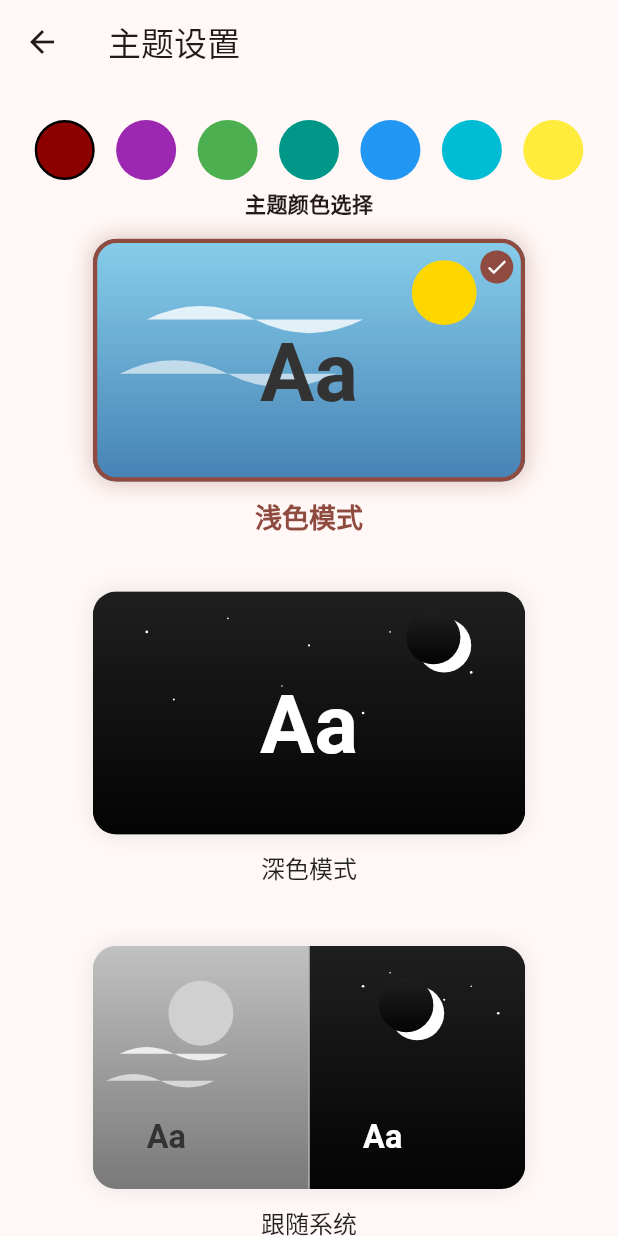
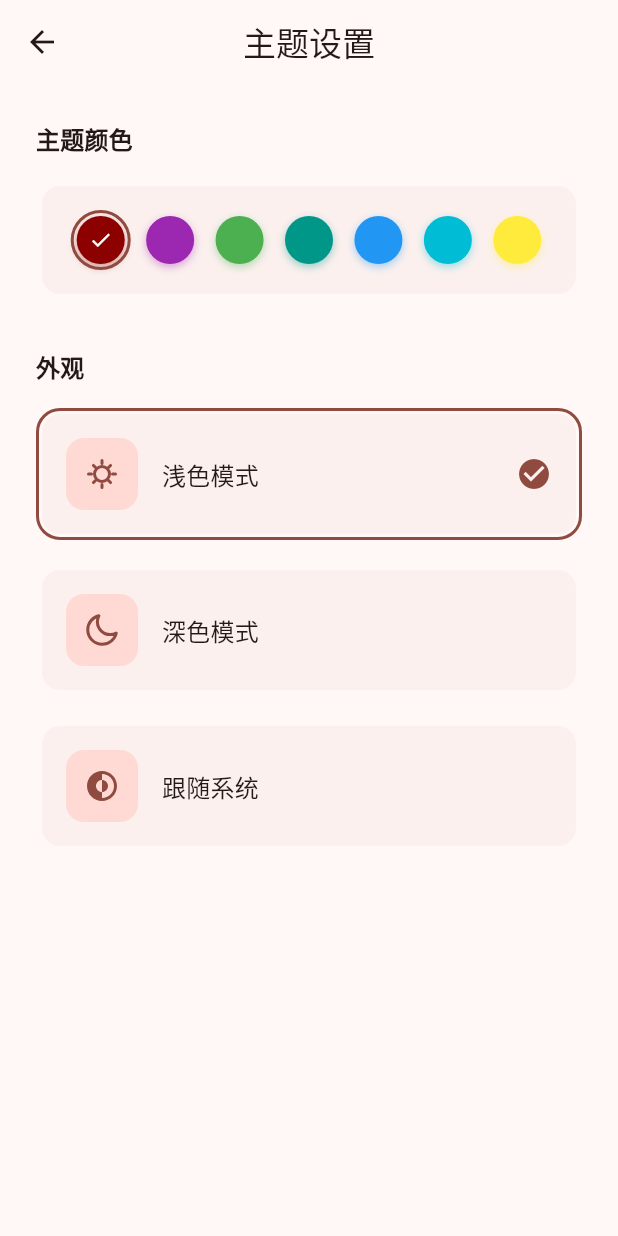
Before and after one commit to VariantConst/Marchkov-Helper, a Flutter app: the ThemeSettingsPage screen opened directly, on a phone screen of 412 x 824 dp. Run offline on Flutter 3.47's test engine with Material 3 defaults, Android fonts, the phone set to English and light mode, and no system bars; our stand-ins replace cookie_jar, fl_chart, flutter_svg, package_info_plus, qr_flutter, shared_preferences and 1 more; accounts and stored records are empty.

Commit message:
feat(assets): update theme mode SVG icons and version

```diff
--- a/lib/providers/theme_provider.dart
+++ b/lib/providers/theme_provider.dart
@@ -17,7 +17,8 @@ class ThemeProvider with ChangeNotifier {
     SharedPreferences prefs = await SharedPreferences.getInstance();
     String? themeModeString = prefs.getString('themeMode');
     if (themeModeString != null) {
-      _themeMode = ThemeMode.values.firstWhere((e) => e.toString() == themeModeString);
+      _themeMode =
+          ThemeMode.values.firstWhere((e) => e.toString() == themeModeString);
       notifyListeners();
     }
   }
--- a/lib/screens/login/login_page.dart
+++ b/lib/screens/login/login_page.dart
@@ -3,8 +3,6 @@ import 'package:provider/provider.dart';
 import '../../providers/auth_provider.dart';
 import './username_field.dart';
 import './password_field.dart';
-// 删除未使用的导入
-// import './terms_checkbox.dart';
 import '../main/main_page.dart';
 import '../../widgets/error_dialog.dart';
 
--- a/lib/screens/ride/ride_page.dart
+++ b/lib/screens/ride/ride_page.dart
@@ -38,7 +38,7 @@ class RidePageState extends State<RidePage> with AutomaticKeepAliveClientMixin {
   // 添加 PageController 属性
   late PageController _pageController;
 
-  // 添加一个加载状��变量
+  // 添加一个加载状态变量
   bool _isLoading = true;
 
   // 添加新的属性
--- a/lib/screens/settings/theme_settings_page.dart
+++ b/lib/screens/settings/theme_settings_page.dart
@@ -1,7 +1,8 @@
 import 'package:flutter/material.dart';
-import 'package:flutter_svg/flutter_svg.dart';
 import 'package:provider/provider.dart';
 import '../../providers/theme_provider.dart';
+import 'package:flutter_svg/flutter_svg.dart';
+import 'package:flutter/services.dart';
 
 class ThemeSettingsPage extends StatelessWidget {
   @override
@@ -10,37 +11,44 @@ class ThemeSettingsPage extends StatelessWidget {
 
     return Scaffold(
       appBar: AppBar(
-        title: Text('主题设置'),
-        elevation: 0,
+        title: Text(
+          '主题设置',
+          style: Theme.of(context).textTheme.titleLarge,
         ),
-      body: Center(
-        child: SingleChildScrollView(
+        centerTitle: true,
+        surfaceTintColor: Colors.transparent,
+      ),
+      body: SafeArea(
+        child: CustomScrollView(
+          slivers: [
+            SliverToBoxAdapter(
               child: Padding(
-            padding: EdgeInsets.symmetric(horizontal: 16.0, vertical: 24.0),
+                padding: EdgeInsets.all(24.0),
                 child: Column(
-              mainAxisAlignment: MainAxisAlignment.center,
+                  crossAxisAlignment: CrossAxisAlignment.start,
                   children: [
-                _buildColorOption(context, themeProvider),
-                SizedBox(height: 5), // Spacing after color selection
                     Text(
-                  '主题颜色选择',
-                  style: TextStyle(
-                    fontSize: 14,
+                      '主题颜色',
+                      style: Theme.of(context).textTheme.titleMedium?.copyWith(
                             fontWeight: FontWeight.bold,
                           ),
                     ),
-                SizedBox(height: 6), // Increased spacing before theme options
-                _buildThemeOption(context, '浅色模式', 'assets/day_mode.svg',
-                    ThemeMode.light, themeProvider),
-                SizedBox(height: 20),
-                _buildThemeOption(context, '深色模式', 'assets/night_mode.svg',
-                    ThemeMode.dark, themeProvider),
-                SizedBox(height: 24),
-                _buildThemeOption(context, '跟随系统', 'assets/auto_mode.svg',
-                    ThemeMode.system, themeProvider),
+                    SizedBox(height: 16),
+                    _buildColorOption(context, themeProvider),
+                    SizedBox(height: 32),
+                    Text(
+                      '外观',
+                      style: Theme.of(context).textTheme.titleMedium?.copyWith(
+                            fontWeight: FontWeight.bold,
+                          ),
+                    ),
+                    SizedBox(height: 16),
+                    _buildThemeOptions(context, themeProvider),
                   ],
                 ),
               ),
+            ),
+          ],
         ),
       ),
     );
@@ -58,183 +66,185 @@ class ThemeSettingsPage extends StatelessWidget {
       Colors.yellow,
     ];
 
-    return Row(
+    return Card(
+      elevation: 0,
+      color: Theme.of(context)
+          .colorScheme
+          .surfaceContainerHighest
+          .withOpacity(0.3),
+      child: Padding(
+        padding: EdgeInsets.all(16.0),
+        child: Row(
           mainAxisAlignment: MainAxisAlignment.spaceAround,
           children: colors.map((color) {
-        return GestureDetector(
+            final isSelected = themeProvider.selectedColor == color;
+            return Stack(
+              children: [
+                Material(
+                  color: Colors.transparent,
+                  child: InkWell(
+                    borderRadius: BorderRadius.circular(24),
                     onTap: () {
+                      HapticFeedback.selectionClick(); // 添加震动反馈
                       themeProvider.setSelectedColor(color);
                     },
+                    child: Padding(
+                      padding: EdgeInsets.all(4),
                       child: Container(
-            width: 40,
-            height: 40,
+                        width: 32,
+                        height: 32,
                         decoration: BoxDecoration(
                           color: color,
                           shape: BoxShape.circle,
-              border: Border.all(
-                color: themeProvider.selectedColor == color ? Colors.black : Colors.transparent,
-                width: 1.6,
+                          boxShadow: [
+                            BoxShadow(
+                              color: color.withOpacity(0.4),
+                              blurRadius: 4,
+                              offset: Offset(0, 2),
+                            ),
+                          ],
+                        ),
+                        child: isSelected
+                            ? Icon(
+                                Icons.check,
+                                size: 16,
+                                color: Colors.white,
+                              )
+                            : null,
                       ),
                     ),
                   ),
+                ),
+                if (isSelected)
+                  Positioned.fill(
+                    child: AnimatedContainer(
+                      duration: Duration(milliseconds: 200),
+                      decoration: BoxDecoration(
+                        shape: BoxShape.circle,
+                        border: Border.all(
+                          color: Theme.of(context).colorScheme.primary,
+                          width: 2,
+                        ),
+                      ),
+                    ),
+                  ),
+              ],
             );
           }).toList(),
+        ),
+      ),
     );
   }
 
-  Widget _buildThemeOption(BuildContext context, String title, String svgPath,
+  Widget _buildThemeOptions(BuildContext context, ThemeProvider themeProvider) {
+    return Column(
+      children: [
+        _buildThemeOption(
+          context,
+          '浅色模式',
+          ThemeMode.light,
+          themeProvider,
+        ),
+        SizedBox(height: 16),
+        _buildThemeOption(
+          context,
+          '深色模式',
+          ThemeMode.dark,
+          themeProvider,
+        ),
+        SizedBox(height: 16),
+        _buildThemeOption(
+          context,
+          '跟随系统',
+          ThemeMode.system,
+          themeProvider,
+        ),
+      ],
+    );
+  }
+
+  Widget _buildThemeOption(BuildContext context, String title,
       ThemeMode themeMode, ThemeProvider themeProvider) {
     final isSelected = themeProvider.themeMode == themeMode;
-    final isDarkMode = Theme.of(context).brightness == Brightness.dark;
 
-    Color textColor;
-    if (isSelected) {
-      textColor = isDarkMode ? Colors.white : Theme.of(context).primaryColor;
-    } else {
-      textColor = isDarkMode ? Colors.white70 : Colors.black87;
+    String svgAsset;
+    switch (themeMode) {
+      case ThemeMode.light:
+        svgAsset = 'assets/light_mode.svg';
+        break;
+      case ThemeMode.dark:
+        svgAsset = 'assets/dark_mode.svg';
+        break;
+      case ThemeMode.system:
+        svgAsset = 'assets/auto_mode.svg';
+        break;
     }
 
-    return AnimatedContainer(
-      duration: Duration(milliseconds: 300),
-      curve: Curves.easeInOut,
-      margin: EdgeInsets.symmetric(vertical: 8),
-      child: Column(
+    return Stack(
       children: [
-          AnimatedContainer(
-            duration: Duration(milliseconds: 300),
-            width: MediaQuery.of(context).size.width * 0.7,
-            height: MediaQuery.of(context).size.width * 0.7 * 9 / 16,
+        Card(
+          elevation: 0,
+          color: Theme.of(context)
+              .colorScheme
+              .surfaceContainerHighest
+              .withOpacity(0.3),
+          child: InkWell(
+            borderRadius: BorderRadius.circular(16),
+            onTap: () {
+              HapticFeedback.selectionClick(); // 添加震动反馈
+              themeProvider.setThemeMode(themeMode);
+            },
+            child: Padding(
+              padding: EdgeInsets.all(16.0),
+              child: Row(
+                children: [
+                  Container(
+                    width: 48,
+                    height: 48,
+                    padding: EdgeInsets.all(12),
                     decoration: BoxDecoration(
-              color: Theme.of(context).cardColor,
-              borderRadius: BorderRadius.circular(16),
-              boxShadow: [
-                BoxShadow(
-                  color: isSelected
-                      ? (isDarkMode
-                          ? Colors.white12
-                          : Theme.of(context).primaryColor.withOpacity(0.3))
-                      : Colors.grey.withOpacity(0.2),
-                  blurRadius: 12,
-                  spreadRadius: 1,
+                      color: Theme.of(context).colorScheme.primaryContainer,
+                      borderRadius: BorderRadius.circular(12),
                     ),
-              ],
+                    child: SvgPicture.asset(
+                      svgAsset,
+                      colorFilter: ColorFilter.mode(
+                        Theme.of(context).colorScheme.primary,
+                        BlendMode.srcIn,
                       ),
-            child: ClipRRect(
-              borderRadius: BorderRadius.circular(16),
-              child: Material(
-                color: Colors.transparent,
-                child: InkWell(
-                  onTap: () => themeProvider.setThemeMode(themeMode),
-                  child: Stack(
-                    children: [
-                      ColorFiltered(
-                        colorFilter: ColorFilter.matrix(isSelected
-                            ? [
-                                1,
-                                0,
-                                0,
-                                0,
-                                0,
-                                0,
-                                1,
-                                0,
-                                0,
-                                0,
-                                0,
-                                0,
-                                1,
-                                0,
-                                0,
-                                0,
-                                0,
-                                0,
-                                1,
-                                0
-                              ]
-                            : [
-                                0.2126,
-                                0.7152,
-                                0.0722,
-                                0,
-                                0,
-                                0.2126,
-                                0.7152,
-                                0.0722,
-                                0,
-                                0,
-                                0.2126,
-                                0.7152,
-                                0.0722,
-                                0,
-                                0,
-                                0,
-                                0,
-                                0,
-                                1,
-                                0
-                              ]),
-                        child: SvgPicture.asset(
-                          svgPath,
-                          fit: BoxFit.cover,
-                          width: double.infinity,
-                          height: double.infinity,
+                    ),
+                  ),
+                  SizedBox(width: 16),
+                  Expanded(
+                    child: Text(
+                      title,
+                      style: Theme.of(context).textTheme.titleMedium,
                     ),
                   ),
                   if (isSelected)
-                        AnimatedContainer(
-                          duration: Duration(milliseconds: 300),
-                          decoration: BoxDecoration(
-                            border: Border.all(
-                              color: isDarkMode
-                                  ? Colors.white
-                                  : Theme.of(context).primaryColor,
-                              width: 3,
-                            ),
-                            borderRadius: BorderRadius.circular(16),
-                          ),
-                        ),
-                      Positioned(
-                        right: 8,
-                        top: 8,
-                        child: AnimatedOpacity(
-                          duration: Duration(milliseconds: 300),
-                          opacity: isSelected ? 1.0 : 0.0,
-                          child: Container(
-                            padding: EdgeInsets.all(3),
-                            decoration: BoxDecoration(
-                              color: isDarkMode
-                                  ? Colors.white
-                                  : Theme.of(context).primaryColor,
-                              shape: BoxShape.circle,
-                            ),
-                            child: Icon(
-                              Icons.check,
-                              color: isDarkMode
-                                  ? Theme.of(context).primaryColor
-                                  : Colors.white,
-                              size: 16,
-                            ),
-                          ),
-                        ),
+                    Icon(
+                      Icons.check_circle,
+                      color: Theme.of(context).colorScheme.primary,
                     ),
                 ],
               ),
             ),
           ),
         ),
+        if (isSelected)
+          Positioned.fill(
+            child: AnimatedContainer(
+              duration: Duration(milliseconds: 200),
+              decoration: BoxDecoration(
+                borderRadius: BorderRadius.circular(16),
+                border: Border.all(
+                  color: Theme.of(context).colorScheme.primary,
+                  width: 2,
                 ),
-          SizedBox(height: 10),
-          AnimatedDefaultTextStyle(
-            duration: Duration(milliseconds: 300),
-            style: TextStyle(
-              fontSize: isSelected ? 18 : 16,
-              fontWeight: isSelected ? FontWeight.bold : FontWeight.normal,
-              color: textColor,
               ),
-            child: Text(title),
+            ),
           ),
       ],
-      ),
     );
   }
 }
```
Also changed, not shown: pubspec.yaml (+4 -4 lines), assets/auto_mode.svg, assets/dark_mode.svg (added), assets/day_mode.svg (deleted), assets/light_mode.svg (added), assets/night_mode.svg (deleted), 1 other file. Lines whose indentation alone changed are shown as unchanged.
